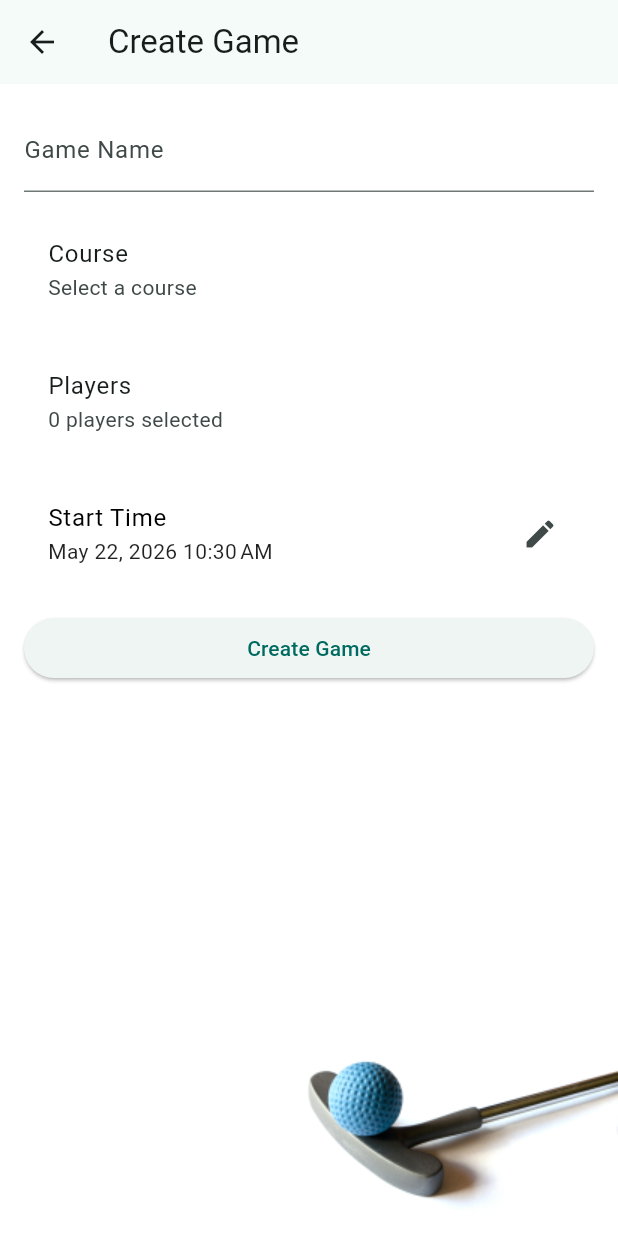
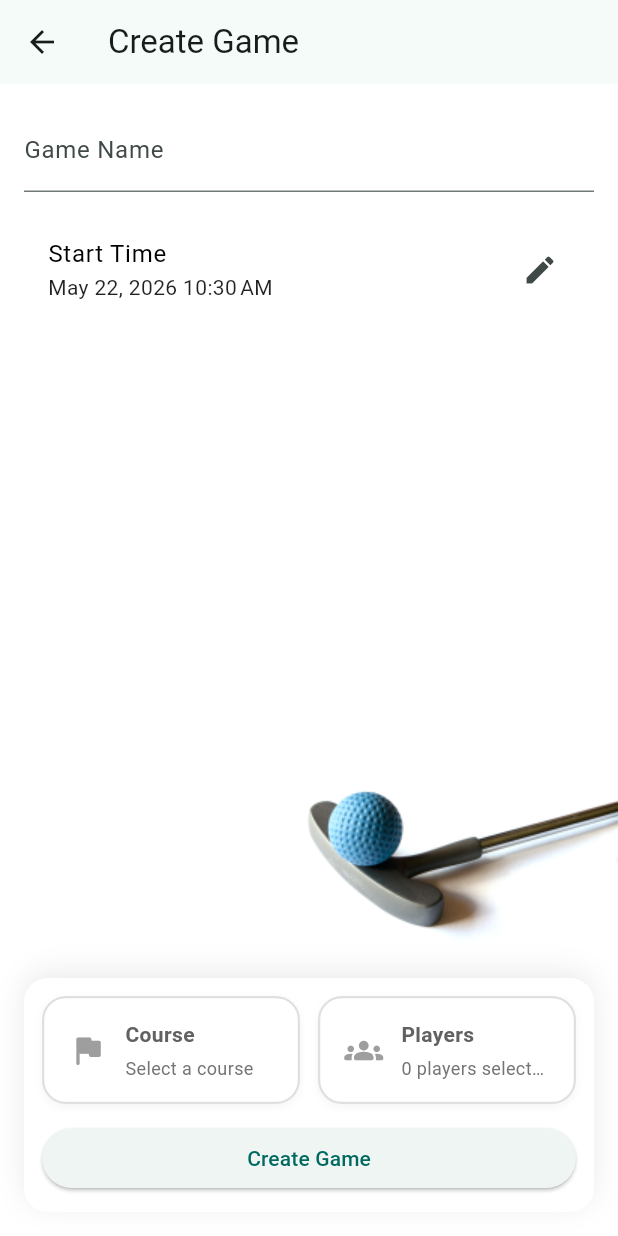
Before and after one commit to MrTaz/mini_golf_tracker, a Flutter app: the screen it shows once a user with an empty profile is signed in, in the side drawer, after a tap on "No current game", on a phone screen of 412 x 824 dp. Run offline on Flutter 3.47's test engine with Material 3 defaults, Android fonts, the phone set to English and light mode, and no system bars; our stand-ins replace cached_network_image, cloud_firestore, confetti, firebase_auth, firebase_core, flutter_login and 8 more; missing offline and left inert: flutter_gravatar, random_x, word_generator, world_holidays; accounts and stored records are empty; Roboto replaces fonts that are missing (Merriweather).

Commit message:
feat(game): modernize game creation actions

```diff
--- a/lib/game_create_screen.dart
+++ b/lib/game_create_screen.dart
@@ -1,6 +1,7 @@
 import 'dart:convert';
 
 import 'package:flutter/material.dart';
+import 'package:flutter/services.dart';
 import 'package:mini_golf_tracker/course.dart';
 import 'package:mini_golf_tracker/courses_screen.dart';
 import 'package:mini_golf_tracker/game.dart';
@@ -67,6 +68,7 @@ class GameCreateScreenState extends State<GameCreateScreen> {
   // ─────────────────────────────────────────────────────────────────────────
 
   Future<void> _selectCourse() async {
+    HapticFeedback.selectionClick();
     final Course? selectedCourse = await Navigator.push<Course?>(
       context,
       MaterialPageRoute(
@@ -82,6 +84,7 @@ class GameCreateScreenState extends State<GameCreateScreen> {
   }
 
   Future<void> _selectPlayers() async {
+    HapticFeedback.selectionClick();
     final List<Player>? selectedPlayers = await Navigator.push<List<Player>?>(
       context,
       MaterialPageRoute(
@@ -94,6 +97,91 @@ class GameCreateScreenState extends State<GameCreateScreen> {
         _selectedPlayers = selectedPlayers;
       });
     }
+  }
+
+  Widget _buildSelectionCard({
+    required String title,
+    required String subtitle,
+    required IconData icon,
+    required VoidCallback onTap,
+    required bool hasSelection,
+  }) {
+    final Color activeColor = Colors.green.shade700;
+    final Color borderColor = hasSelection ? activeColor : Colors.grey.shade300;
+    return Semantics(
+      button: true,
+      label: '$title, $subtitle',
+      child: GestureDetector(
+        onTap: onTap,
+        child: AnimatedContainer(
+          duration: const Duration(milliseconds: 250),
+          padding: const EdgeInsets.symmetric(horizontal: 16.0, vertical: 14.0),
+          decoration: BoxDecoration(
+            color: hasSelection ? Colors.green.shade50 : Colors.white,
+            borderRadius: BorderRadius.circular(16.0),
+            border: Border.all(
+              color: borderColor,
+              width: hasSelection ? 2.5 : 1.5,
+            ),
+            boxShadow: hasSelection
+                ? [
+                    BoxShadow(
+                      color: Colors.green.withValues(alpha: 0.15),
+                      blurRadius: 8,
+                      offset: const Offset(0, 4),
+                    )
+                  ]
+                : [
+                    BoxShadow(
+                      color: Colors.black.withValues(alpha: 0.04),
+                      blurRadius: 4,
+                      offset: const Offset(0, 2),
+                    )
+                  ],
+          ),
+          child: Row(
+            children: [
+              Icon(
+                icon,
+                size: 26.0,
+                color: hasSelection ? activeColor : Colors.grey.shade500,
+              ),
+              const SizedBox(width: 12.0),
+              Expanded(
+                child: Column(
+                  crossAxisAlignment: CrossAxisAlignment.start,
+                  mainAxisSize: MainAxisSize.min,
+                  children: [
+                    Text(
+                      title,
+                      style: TextStyle(
+                        fontSize: 14.0,
+                        fontWeight: FontWeight.bold,
+                        color: hasSelection
+                            ? Colors.green.shade800
+                            : Colors.grey.shade700,
+                      ),
+                    ),
+                    const SizedBox(height: 4.0),
+                    Text(
+                      subtitle,
+                      maxLines: 1,
+                      overflow: TextOverflow.ellipsis,
+                      style: TextStyle(
+                        fontSize: 12.0,
+                        color: hasSelection
+                            ? Colors.green.shade900
+                            : Colors.grey.shade600,
+                      ),
+                    ),
+                  ],
+                ),
+              ),
+            ],
+          ),
+        ),
+      ),
+    );
   }
 
   void _showGatedSchedulingDialog() {
@@ -184,6 +272,8 @@ class GameCreateScreenState extends State<GameCreateScreen> {
   @override
   Widget build(BuildContext context) {
     final bool isGuest = UserProvider().loggedInUser == null;
+    final String playerSelectionText =
+        '${_selectedPlayers.length} ${_selectedPlayers.length == 1 ? 'player' : 'players'} selected';
     return Scaffold(
       backgroundColor: Colors.white,
       extendBodyBehindAppBar: false,
@@ -197,6 +287,7 @@ class GameCreateScreenState extends State<GameCreateScreen> {
           child: Form(
             key: _formKey,
             child: ListView(
+              padding: const EdgeInsets.only(bottom: 184.0),
               children: [
                 TextFormField(
                   controller: _nameController,
@@ -207,20 +298,6 @@ class GameCreateScreenState extends State<GameCreateScreen> {
                     }
                     return null;
                   },
-                ),
-                const SizedBox(height: 16.0),
-                ListTile(
-                  title: const Text('Course'),
-                  subtitle: Text(_selectedCourse?.name ?? 'Select a course'),
-                  onTap: _selectCourse,
-                ),
-                const SizedBox(height: 16.0),
-                ListTile(
-                  title: const Text('Players'),
-                  subtitle: Text(
-                    '${_selectedPlayers.length} ${_selectedPlayers.length == 1 ? 'player' : 'players'} selected',
-                  ),
-                  onTap: _selectPlayers,
                 ),
                 const SizedBox(height: 16.0),
                 ListTile(
@@ -247,14 +324,17 @@ class GameCreateScreenState extends State<GameCreateScreen> {
                             context: context,
                             initialDate: _scheduledTime,
                             firstDate: DateTime.now(),
-                            lastDate: DateTime.now().add(const Duration(days: 365)),
+                            lastDate:
+                                DateTime.now().add(const Duration(days: 365)),
                           );
 
                           if (selectedTime != null) {
                             if (!context.mounted) return;
-                            final TimeOfDay? selectedTimeOfDay = await showTimePicker(
+                            final TimeOfDay? selectedTimeOfDay =
+                                await showTimePicker(
                               context: context,
-                              initialTime: TimeOfDay.fromDateTime(_scheduledTime),
+                              initialTime:
+                                  TimeOfDay.fromDateTime(_scheduledTime),
                             );
 
                             if (selectedTimeOfDay != null) {
@@ -273,16 +353,66 @@ class GameCreateScreenState extends State<GameCreateScreen> {
                           }
                         },
                 ),
-                const SizedBox(height: 16.0),
-                ElevatedButton(
-                  onPressed: _createGame,
-                  child: const Text('Create Game'),
+              ],
+            ),
+          ),
+        ),
+      ]),
+      bottomNavigationBar: SafeArea(
+        minimum: const EdgeInsets.fromLTRB(16.0, 8.0, 16.0, 16.0),
+        child: DecoratedBox(
+          decoration: BoxDecoration(
+            color: Colors.white,
+            borderRadius: BorderRadius.circular(16.0),
+            boxShadow: [
+              BoxShadow(
+                color: Colors.black.withValues(alpha: 0.08),
+                blurRadius: 16,
+                offset: const Offset(0, -4),
+              ),
+            ],
+          ),
+          child: Padding(
+            padding: const EdgeInsets.all(12.0),
+            child: Column(
+              mainAxisSize: MainAxisSize.min,
+              children: [
+                Row(
+                  children: [
+                    Expanded(
+                      child: _buildSelectionCard(
+                        title: 'Course',
+                        subtitle: _selectedCourse?.name ?? 'Select a course',
+                        icon: Icons.flag_rounded,
+                        onTap: _selectCourse,
+                        hasSelection: _selectedCourse != null,
+                      ),
+                    ),
+                    const SizedBox(width: 12.0),
+                    Expanded(
+                      child: _buildSelectionCard(
+                        title: 'Players',
+                        subtitle: playerSelectionText,
+                        icon: Icons.groups_rounded,
+                        onTap: _selectPlayers,
+                        hasSelection: _selectedPlayers.isNotEmpty,
+                      ),
+                    ),
+                  ],
+                ),
+                const SizedBox(height: 12.0),
+                SizedBox(
+                  width: double.infinity,
+                  child: ElevatedButton(
+                    onPressed: _createGame,
+                    child: const Text('Create Game'),
+                  ),
                 ),
               ],
             ),
           ),
         ),
-      ]),
+      ),
     );
   }
 }
```
Also changed, not shown: 1 other file.
